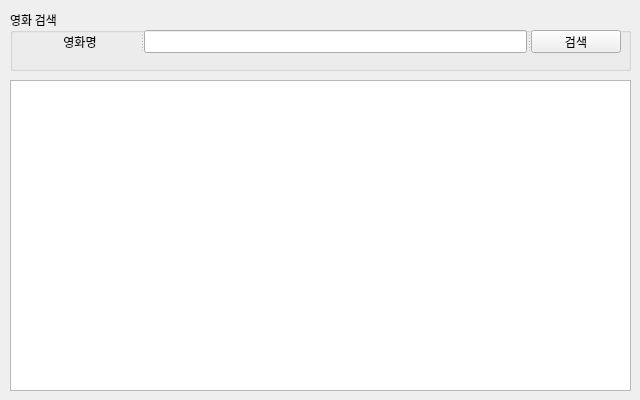
Above: part1/studyPyQt/naverApiMovie.ui from ZZO-ZHO/miniprojects before the change. Below: the same form after it.
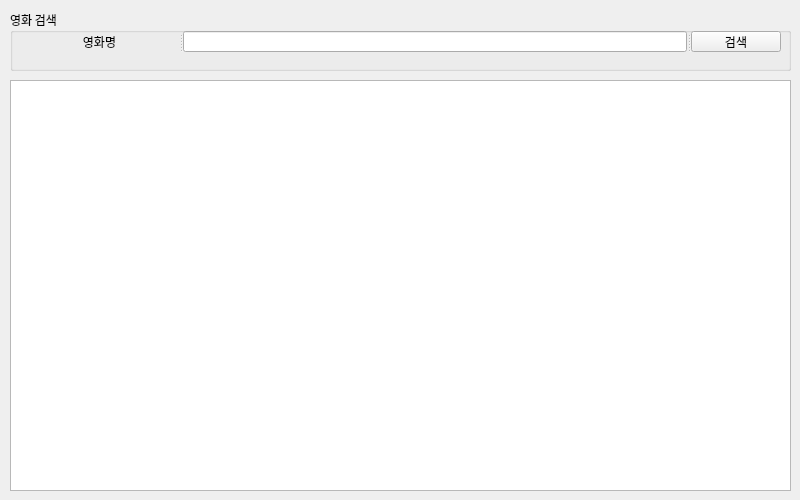
That is the form after the change.

Diff of the .ui file:
```diff
--- a/part1/studyPyQt/naverApiMovie.ui
+++ b/part1/studyPyQt/naverApiMovie.ui
@@ -6,8 +6,8 @@
    <rect>
     <x>0</x>
     <y>0</y>
-    <width>640</width>
-    <height>400</height>
+    <width>800</width>
+    <height>500</height>
    </rect>
   </property>
   <property name="sizePolicy">
@@ -18,14 +18,14 @@
   </property>
   <property name="minimumSize">
    <size>
-    <width>640</width>
-    <height>400</height>
+    <width>800</width>
+    <height>500</height>
    </size>
   </property>
   <property name="maximumSize">
    <size>
-    <width>640</width>
-    <height>400</height>
+    <width>800</width>
+    <height>500</height>
    </size>
   </property>
   <property name="font">
@@ -41,7 +41,7 @@
     <rect>
      <x>10</x>
      <y>10</y>
-     <width>621</width>
+     <width>781</width>
      <height>61</height>
     </rect>
    </property>
@@ -55,9 +55,9 @@
        <property name="geometry">
         <rect>
          <x>10</x>
-         <y>20</y>
-         <width>601</width>
-         <height>23</height>
+         <y>21</y>
+         <width>761</width>
+         <height>21</height>
         </rect>
        </property>
        <property name="orientation">
@@ -93,8 +93,8 @@
     <rect>
      <x>10</x>
      <y>80</y>
-     <width>621</width>
-     <height>311</height>
+     <width>781</width>
+     <height>411</height>
     </rect>
    </property>
    <layout class="QVBoxLayout" name="resultLayout">
```
